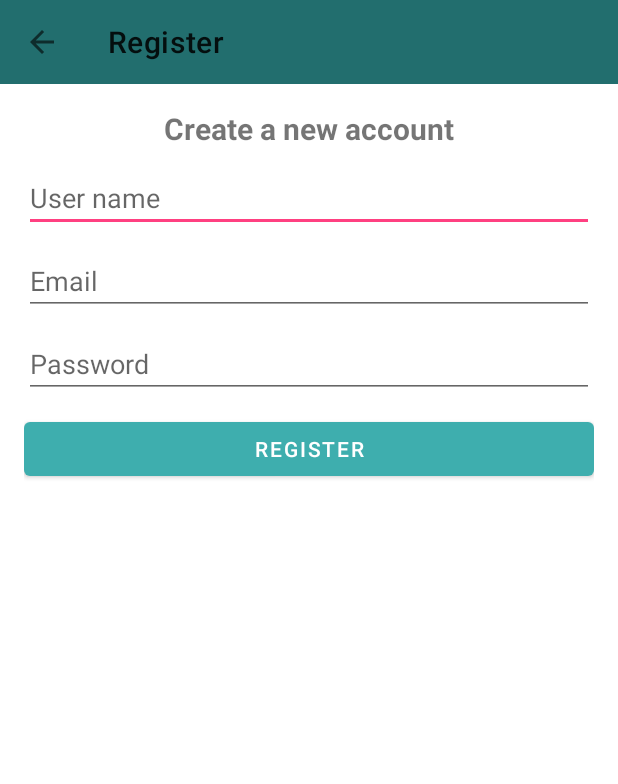
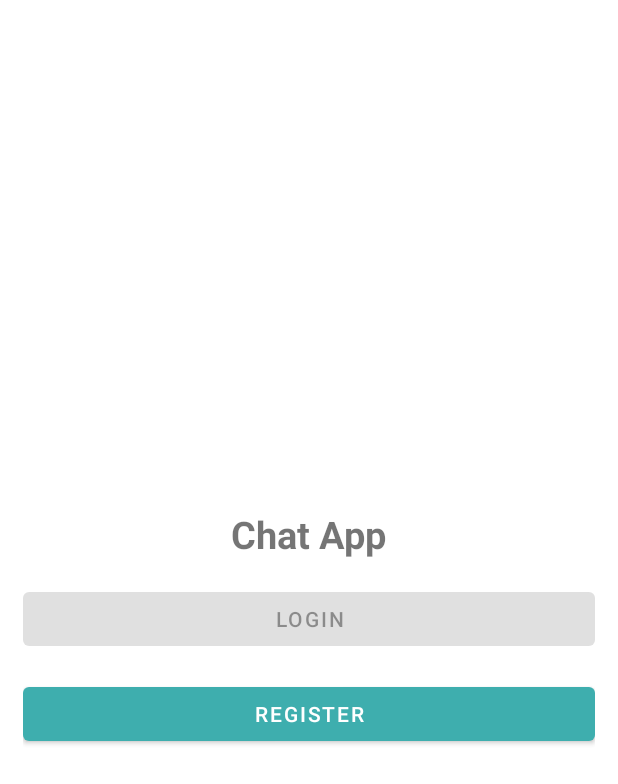
Before and after one commit to daly64/ChatApp, an Android app: the screen it shows after launch (RegisterActivity before the commit, StartActivity after it), on a phone screen of 412 x 824 dp. Shown: the top 784 px of the screen. Run offline under Robolectric (Android 15) with nearby library versions, the phone set to English and light mode, and no system bars.

```diff
--- a/app/src/main/java/com/example/chatapp/MainActivity.java
+++ b/app/src/main/java/com/example/chatapp/MainActivity.java
@@ -10,7 +10,6 @@ import androidx.recyclerview.widget.LinearLayoutManager;
 import androidx.recyclerview.widget.RecyclerView;
 
 import com.example.chatapp.models.Message;
-import com.example.chatapp.models.MessageRecycler;
 
 import java.util.ArrayList;
 
@@ -40,7 +39,7 @@ public class MainActivity extends AppCompatActivity {
         editText.setOnEditorActionListener((v, actionId, event) -> {
             if (actionId == EditorInfo.IME_ACTION_SEND) {
                 // Send message
-                ToolBox.sendMessage(editText,messagesList,context,recyclerView);
+//                ToolBox.sendMessage(editText,messagesList,context,recyclerView);
 
 
                 return false;
--- a/app/src/main/java/com/example/chatapp/StartActivity.java
+++ b/app/src/main/java/com/example/chatapp/StartActivity.java
@@ -1,15 +1,27 @@
 package com.example.chatapp;
 
 import android.os.Bundle;
+import android.widget.Button;
 
 import androidx.appcompat.app.AppCompatActivity;
 
 public class StartActivity extends AppCompatActivity {
 
+    Button login, register;
+
     @Override
     protected void onCreate(Bundle savedInstanceState) {
         super.onCreate(savedInstanceState);
         setContentView(R.layout.activity_start);
+
+        login = findViewById(R.id.login);
+        register = findViewById(R.id.register);
+
+        register.setOnClickListener(v->{
+            ToolBox.openActivity(this,RegisterActivity.class);
+        });
+
+
     }
 
 }
--- a/app/src/main/res/layout/activity_start.xml
+++ b/app/src/main/res/layout/activity_start.xml
@@ -1,9 +1,36 @@
 <?xml version="1.0" encoding="utf-8"?>
-<androidx.constraintlayout.widget.ConstraintLayout xmlns:android="http://schemas.android.com/apk/res/android"
+<LinearLayout xmlns:android="http://schemas.android.com/apk/res/android"
     xmlns:tools="http://schemas.android.com/tools"
     android:layout_width="match_parent"
     android:layout_height="match_parent"
+    android:gravity="center"
+    android:orientation="vertical"
+    android:padding="15dp"
     tools:context=".StartActivity">
 
 
-</androidx.constraintlayout.widget.ConstraintLayout>
+    <TextView
+        android:id="@+id/textView"
+        android:layout_width="wrap_content"
+        android:layout_height="wrap_content"
+        android:layout_marginTop="15dp"
+        android:text="@string/app_name"
+        android:textSize="25sp"
+        android:textStyle="bold" />
+
+    <Button
+        android:id="@+id/login"
+        android:layout_width="match_parent"
+        android:layout_height="wrap_content"
+        android:layout_marginTop="15dp"
+        android:enabled="false"
+        android:text="@string/login" />
+
+    <Button
+        android:id="@+id/register"
+        android:layout_width="match_parent"
+        android:layout_height="wrap_content"
+        android:layout_marginTop="15dp"
+        android:text="@string/register" />
+
+</LinearLayout>
--- a/app/src/main/res/layout/bar_layout.xml
+++ b/app/src/main/res/layout/bar_layout.xml
@@ -3,6 +3,7 @@
     android:id="@+id/toolbar"
     android:layout_width="match_parent"
     android:layout_height="wrap_content"
-    android:background="@color/PrimaryDark">
+    android:theme="@style/ThemeOverlay.AppCompat.Dark.ActionBar"
+    android:background="@color/Primary">
 
 </androidx.appcompat.widget.Toolbar>
--- a/app/src/main/res/values/strings.xml
+++ b/app/src/main/res/values/strings.xml
@@ -1,5 +1,5 @@
 <resources>
-    <string name="app_name">ChatApp</string>
+    <string name="app_name">Chat App</string>
     <string name="send_btn">Send</string>
     <string name="message_text">message text</string>
     <string name="user_name">User name</string>
@@ -7,4 +7,5 @@
     <string name="email">Email</string>
     <string name="password">Password</string>
     <string name="register">Register</string>
+    <string name="login">Login</string>
 </resources>
--- a/app/src/main/res/values/themes.xml
+++ b/app/src/main/res/values/themes.xml
@@ -1,6 +1,6 @@
 <resources xmlns:tools="http://schemas.android.com/tools">
     <!-- Base application theme. -->
-    <style name="Theme.ChatApp" parent="Theme.MaterialComponents.Light.NoActionBar">
+    <style name="Theme.ChatApp" parent="Theme.MaterialComponents.DayNight.NoActionBar">
         <!-- Primary brand color. -->
         <item name="colorPrimary">@color/Primary</item>
         <item name="colorPrimaryVariant">@color/PrimaryDark</item>
```
Also changed, not shown: app/src/main/AndroidManifest.xml (+12 -2 lines), app/src/main/java/com/example/chatapp/RegisterActivity.java (+8 -1 lines), app/src/main/java/com/example/chatapp/ToolBox.java (+21 -17 lines).
